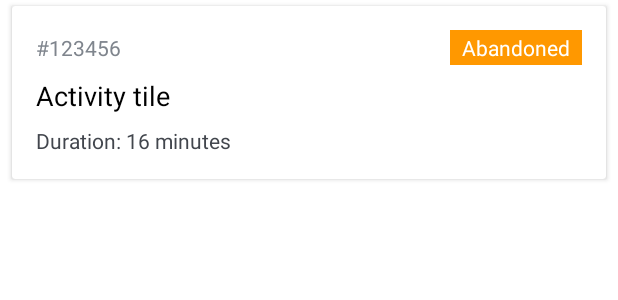
After one commit to waister/BraviTestApp, an Android app: the layout item_history.xml on its own in the app's theme, with its tools: preview values and no code run, on a phone screen of 412 x 824 dp. The commit adds this screen. Shown: the top 300 px of the screen. Run offline under Robolectric (Android 15) with nearby library versions, the phone set to English and light mode, and no system bars; network calls fail.

Commit message:
finished history screen and others fixes

```diff
--- a/app/src/main/java/br/com/waister/bravitestapp/data/local/ActivityItem.kt
+++ b/app/src/main/java/br/com/waister/bravitestapp/data/local/ActivityItem.kt
@@ -1,12 +1,8 @@
 package br.com.waister.bravitestapp.data.local
 
 import io.realm.kotlin.types.RealmObject
-import io.realm.kotlin.types.annotations.PrimaryKey
-import org.mongodb.kbson.ObjectId
 
-class ActivityItem() : RealmObject {
-    @PrimaryKey
-    var _id: ObjectId = ObjectId()
+class ActivityItem : RealmObject {
     var activityKey: String = ""
     var activityTitle: String = ""
     var status: Int = 0
--- a/app/src/main/java/br/com/waister/bravitestapp/di/ViewModelModule.kt
+++ b/app/src/main/java/br/com/waister/bravitestapp/di/ViewModelModule.kt
@@ -1,6 +1,7 @@
 package br.com.waister.bravitestapp.di
 
 import br.com.waister.bravitestapp.features.home.HomeViewModel
+import br.com.waister.bravitestapp.features.history.HistoryViewModel
 import org.koin.androidx.viewmodel.dsl.viewModelOf
 import org.koin.dsl.module
 
@@ -8,4 +9,6 @@ val viewModelModule = module {
 
     viewModelOf(::HomeViewModel)
 
+    viewModelOf(::HistoryViewModel)
+
 }
--- a/app/src/main/res/drawable/ic_launcher_background.xml
+++ b/app/src/main/res/drawable/ic_launcher_background.xml
@@ -5,7 +5,7 @@
     android:viewportWidth="108"
     android:viewportHeight="108">
     <path
-        android:fillColor="#3DDC84"
+        android:fillColor="#052A51"
         android:pathData="M0,0h108v108h-108z" />
     <path
         android:fillColor="#00000000"
--- /dev/null
+++ b/app/src/main/res/layout/item_history.xml
@@ -0,0 +1,60 @@
+<?xml version="1.0" encoding="utf-8"?>
+<androidx.cardview.widget.CardView xmlns:android="http://schemas.android.com/apk/res/android"
+    xmlns:app="http://schemas.android.com/apk/res-auto"
+    xmlns:tools="http://schemas.android.com/tools"
+    android:layout_width="match_parent"
+    android:layout_height="wrap_content"
+    android:layout_marginHorizontal="@dimen/card_margin"
+    android:layout_marginVertical="@dimen/card_margin_half"
+    android:background="@color/white">
+
+    <androidx.constraintlayout.widget.ConstraintLayout
+        android:id="@+id/main_container"
+        android:layout_width="match_parent"
+        android:layout_height="wrap_content"
+        android:orientation="vertical"
+        android:padding="@dimen/activity_vertical_margin">
+
+        <TextView
+            android:id="@+id/key"
+            android:layout_width="wrap_content"
+            android:layout_height="wrap_content"
+            android:paddingVertical="2dp"
+            android:textColor="@color/text_gray"
+            app:layout_constraintLeft_toLeftOf="parent"
+            app:layout_constraintTop_toTopOf="parent"
+            tools:text="#123456" />
+
+        <TextView
+            android:id="@+id/title"
+            android:layout_width="match_parent"
+            android:layout_height="wrap_content"
+            android:paddingVertical="8dp"
+            android:textColor="@color/black"
+            android:textSize="18sp"
+            app:layout_constraintLeft_toLeftOf="parent"
+            app:layout_constraintTop_toBottomOf="@+id/key"
+            tools:text="Activity tile" />
+
+        <TextView
+            android:id="@+id/duration"
+            android:layout_width="wrap_content"
+            android:layout_height="wrap_content"
+            android:textColor="@color/text_gray_dark"
+            app:layout_constraintLeft_toLeftOf="parent"
+            app:layout_constraintTop_toBottomOf="@+id/title"
+            tools:text="Duration: 16 minutes" />
+
+        <TextView
+            android:id="@+id/status"
+            android:layout_width="wrap_content"
+            android:layout_height="wrap_content"
+            android:background="@color/status_aborted"
+            android:paddingHorizontal="8dp"
+            android:paddingVertical="2dp"
+            android:textColor="@color/white"
+            app:layout_constraintRight_toRightOf="parent"
+            app:layout_constraintTop_toTopOf="parent"
+            tools:text="Abandoned" />
+    </androidx.constraintlayout.widget.ConstraintLayout>
+</androidx.cardview.widget.CardView>
--- a/app/src/main/res/values/colors.xml
+++ b/app/src/main/res/values/colors.xml
@@ -11,4 +11,10 @@
     <color name="menu_unchecked">#80FFFFFF</color>
     <color name="disabled">#A5AAB1</color>
     <color name="shimmer_gray">#778899</color>
+    <color name="text_gray">#7F858D</color>
+    <color name="text_gray_dark">#42464D</color>
+    <color name="pastel_white">#F2F3F4</color>
+    <color name="status_started">#2196F3</color>
+    <color name="status_finished">#4CAF50</color>
+    <color name="status_aborted">#FF9800</color>
 </resources>
--- a/app/src/main/res/values/dimens.xml
+++ b/app/src/main/res/values/dimens.xml
@@ -3,7 +3,9 @@
     <dimen name="activity_horizontal_margin">16dp</dimen>
     <dimen name="activity_vertical_margin">16dp</dimen>
     <dimen name="bottom_navigation_height">56dp</dimen>
-    <dimen name="home_activity_vertical_margin">25dp</dimen>
+    <dimen name="large_views_margin">25dp</dimen>
     <dimen name="button_margin">4dp</dimen>
     <dimen name="home_min_width">200dp</dimen>
+    <dimen name="card_margin">8dp</dimen>
+    <dimen name="card_margin_half">4dp</dimen>
 </resources>
```
Also changed, not shown: app/src/main/java/br/com/waister/bravitestapp/features/history/HistoryAdapter.kt (added, +85 -0 lines), app/src/main/java/br/com/waister/bravitestapp/features/history/HistoryFragment.kt (+23 -10 lines), app/src/main/java/br/com/waister/bravitestapp/features/history/HistoryViewModel.kt (+20 -5 lines), app/src/main/java/br/com/waister/bravitestapp/features/home/HomeFragment.kt (+12 -9 lines), app/src/main/java/br/com/waister/bravitestapp/features/home/HomeViewModel.kt (+14 -15 lines), app/src/main/res/layout/fragment_history.xml (+21 -13 lines), app/src/main/res/layout/fragment_home.xml (+22 -11 lines), app/src/main/res/values/strings.xml (+23 -6 lines).
